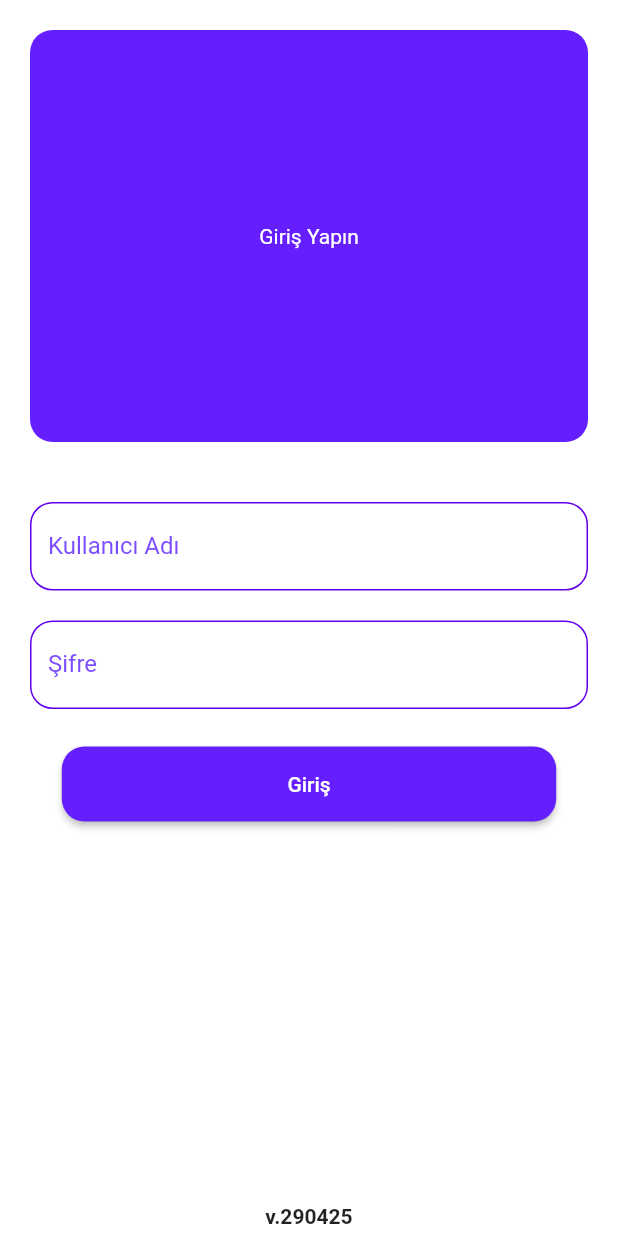
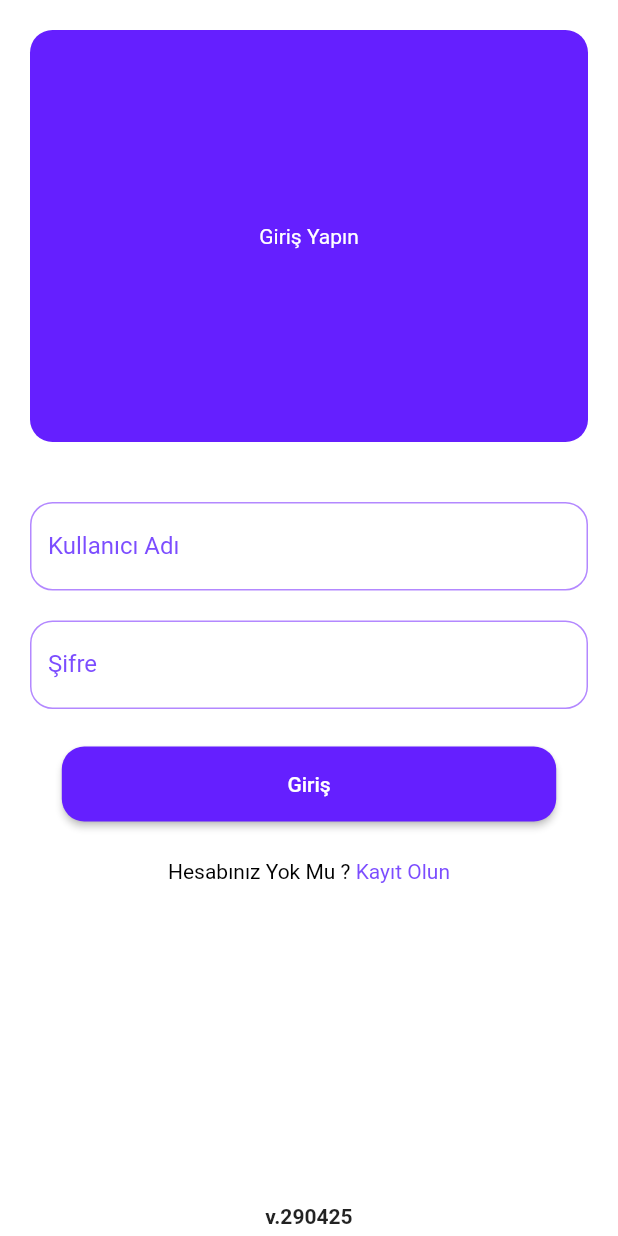
Before and after one commit to mfurkanozgenc/flutter_getX_project_template, a Flutter app: the HomeView screen opened by its route, after a tap on the "exit to app" icon, on a phone screen of 412 x 824 dp. Run offline on Flutter 3.47's test engine with Material 3 defaults, Android fonts, the phone set to English and light mode, and no system bars; our stand-ins replace flutter_easyloading, flutter_spinkit, get, hive_flutter; accounts and stored records are empty.

```diff
--- a/lib/constants/color_constants.dart
+++ b/lib/constants/color_constants.dart
@@ -4,4 +4,5 @@ class ColorConstants {
   final generalColor = Colors.deepPurpleAccent;
   final errorColor = Colors.redAccent;
   final lightColor = Colors.white;
+  final darkColor = Colors.black;
 }
--- a/lib/constants/service_constants.dart
+++ b/lib/constants/service_constants.dart
@@ -1,7 +1,9 @@
 import 'package:project_template/services/action_service.dart';
 import 'package:project_template/services/database_service.dart';
+import 'package:project_template/services/storage_service.dart';
 
 class ServiceConstants {
   final ActionService action = ActionService();
   final DatabaseService db = DatabaseService();
+  final StorageService storage = StorageService();
 }
--- a/lib/pages/pages.dart
+++ b/lib/pages/pages.dart
@@ -4,6 +4,8 @@ import 'package:project_template/views/home/home_binding.dart';
 import 'package:project_template/views/home/home_view.dart';
 import 'package:project_template/views/login/login_binding.dart';
 import 'package:project_template/views/login/login_view.dart';
+import 'package:project_template/views/register/register_binding.dart';
+import 'package:project_template/views/register/register_view.dart';
 
 class Pages {
   static GetPage getInitialPage() => pages[0];
@@ -13,11 +15,19 @@ class Pages {
       name: Routes.login,
       page: () => LoginView(),
       binding: LoginBinding(),
+      transition: Transition.rightToLeft,
     ),
     GetPage(
       name: Routes.home,
       page: () => HomeView(),
       binding: HomeBinding(),
+      transition: Transition.leftToRight,
+    ),
+    GetPage(
+      name: Routes.register,
+      page: () => RegisterView(),
+      binding: RegisterBinding(),
+      transition: Transition.rightToLeft,
     ),
   ];
 }
--- a/lib/pages/routes.dart
+++ b/lib/pages/routes.dart
@@ -1,4 +1,5 @@
 class Routes {
   static const login = '/login';
   static const home = '/home';
+  static const register = '/register';
 }
--- a/lib/views/home/home_controller.dart
+++ b/lib/views/home/home_controller.dart
@@ -1,4 +1,14 @@
 import 'package:get/get.dart';
 import 'package:project_template/base/base_state.dart';
+import 'package:project_template/models/user_model.dart';
 
-class HomeController extends GetxController with BaseState {}
+class HomeController extends GetxController with BaseState {
+  UserModel getLoginUser() {
+    var userData = services.storage.readData('user');
+    if (userData == null || userData.isEmpty) {
+      return UserModel();
+    } else {
+      return UserModel.fromJson(userData);
+    }
+  }
+}
--- a/lib/views/home/home_view.dart
+++ b/lib/views/home/home_view.dart
@@ -9,6 +9,7 @@ import 'package:project_template/widgets/main_safe_area.dart';
 class HomeView extends GetView<HomeController> with BaseState {
   @override
   Widget build(BuildContext context) {
+    var loginUser = controller.getLoginUser();
     return MainSafeArea(
       floatingActionButton: FloatingActionButton(
           backgroundColor: colors.generalColor.shade400,
@@ -21,7 +22,7 @@ class HomeView extends GetView<HomeController> with BaseState {
           )),
       appBar: MainAppBar(
         backgroundColor: colors.generalColor.shade700,
-        title: Text('Hoşgeldiniz'),
+        title: Text('Hoşgeldiniz : ${loginUser.name} ${loginUser.surname}'),
       ),
     );
   }
--- a/lib/views/login/login_view.dart
+++ b/lib/views/login/login_view.dart
@@ -1,6 +1,8 @@
+import 'package:flutter/gestures.dart';
 import 'package:flutter/material.dart';
 import 'package:get/get.dart';
 import 'package:project_template/base/base_state.dart';
+import 'package:project_template/pages/routes.dart';
 import 'package:project_template/views/login/login_controller.dart';
 import 'package:project_template/widgets/main_elevated_button.dart';
 import 'package:project_template/widgets/main_safe_area.dart';
@@ -9,9 +11,7 @@ import 'package:project_template/widgets/main_text_form_field.dart';
 class LoginView extends GetView<LoginController> with BaseState {
   @override
   Widget build(BuildContext context) {
-    var isWeb = Get.width > 600 ? true : false;
-    return !isWeb
-        ? MainSafeArea(
+    return MainSafeArea(
       body: Column(
         children: [
           Padding(
@@ -53,65 +53,20 @@ class LoginView extends GetView<LoginController> with BaseState {
                 ],
               ),
             ),
-                )
-              ],
           ),
-            bottomNavigationBar: Padding(
-              padding: const EdgeInsets.only(bottom: 5),
-              child: Row(
-                mainAxisAlignment: MainAxisAlignment.center,
+          RichText(
+              text: TextSpan(
+                  text: 'Hesabınız Yok Mu ?',
+                  style: TextStyle(color: colors.darkColor),
                   children: [
-                  Text(
-                    globals.appVersionNo,
-                    style: TextStyle(fontWeight: FontWeight.bold),
-                  ),
-                ],
-              ),
-            ),
-          )
-        : MainSafeArea(
-            body: Column(
-              children: [
-                Padding(
-                  padding: const EdgeInsets.all(20),
-                  child: Container(
-                    height: Get.height / 3,
-                    decoration: BoxDecoration(
-                      borderRadius: BorderRadius.circular(15),
-                      color: colors.generalColor.shade400,
-                    ),
-                    child: Center(
-                      child: Text(
-                        'Giriş sssss',
-                        style: TextStyle(color: colors.lightColor),
-                      ),
-                    ),
-                  ),
-                ),
-                Padding(
-                  padding: const EdgeInsets.all(10),
-                  child: SingleChildScrollView(
-                    child: Column(
-                      children: [
-                        MainTextFormField(
-                          labelText: 'Kullanıcı Adı',
-                        ),
-                        MainTextFormField(
-                          labelText: 'Şifre',
-                          obscureText: true,
-                        ),
-                        MainElevatedButton(
-                          icon: Icon(Icons.login),
-                          backgroundColor: colors.generalColor.shade400,
-                          width: Get.width * .8,
-                          padding: EdgeInsets.all(15),
-                          onPressed: controller.login,
-                          child: Text('Giriş'),
-                        )
-                      ],
-                    ),
-                  ),
-                )
+                TextSpan(
+                    recognizer: TapGestureRecognizer()
+                      ..onTap = () {
+                        Get.toNamed(Routes.register);
+                      },
+                    text: ' Kayıt Olun',
+                    style: TextStyle(color: colors.generalColor))
+              ]))
         ],
       ),
       bottomNavigationBar: Padding(
--- /dev/null
+++ b/lib/views/register/register_binding.dart
@@ -0,0 +1,9 @@
+import 'package:get/get.dart';
+import 'package:project_template/views/register/register_controller.dart';
+
+class RegisterBinding extends Bindings {
+  @override
+  void dependencies() {
+    Get.lazyPut(() => RegisterController());
+  }
+}
--- a/lib/widgets/main_text_form_field.dart
+++ b/lib/widgets/main_text_form_field.dart
@@ -59,10 +59,10 @@ class MainTextFormField extends StatelessWidget {
           suffixIcon: suffixIcon,
           focusedBorder: OutlineInputBorder(
               borderRadius: BorderRadius.circular(15),
-              borderSide: BorderSide(color: colors.generalColor.shade200)),
+              borderSide: BorderSide(color: colors.generalColor.shade400)),
           enabledBorder: OutlineInputBorder(
               borderRadius: BorderRadius.circular(15),
-              borderSide: BorderSide(color: colors.generalColor.shade700)),
+              borderSide: BorderSide(color: colors.generalColor.shade100)),
           errorBorder: OutlineInputBorder(
               borderRadius: BorderRadius.circular(15),
               borderSide: BorderSide(color: colors.errorColor.shade400)),
--- a/pubspec.yaml
+++ b/pubspec.yaml
@@ -12,11 +12,15 @@ dependencies:
   get: ^4.7.2
   flutter_easyloading: ^3.0.5
   flutter_spinkit: ^5.2.1
+  hive: ^2.2.3
+  hive_flutter: ^1.1.0
 
 dev_dependencies:
   flutter_test:
     sdk: flutter
   flutter_lints: ^5.0.0
+  hive_generator: ^2.0.1
+  build_runner: ^2.4.15
 
 flutter:
   uses-material-design: true
```
Also changed, not shown: lib/main.dart (+4 -3 lines), lib/models/user_model.dart (added, +39 -0 lines), lib/services/storage_service.dart (added, +21 -0 lines), lib/views/register/register_controller.dart (added, +35 -0 lines), lib/views/register/register_view.dart (added, +81 -0 lines), pubspec.lock, 4 other files. Lines whose indentation alone changed are shown as unchanged.
